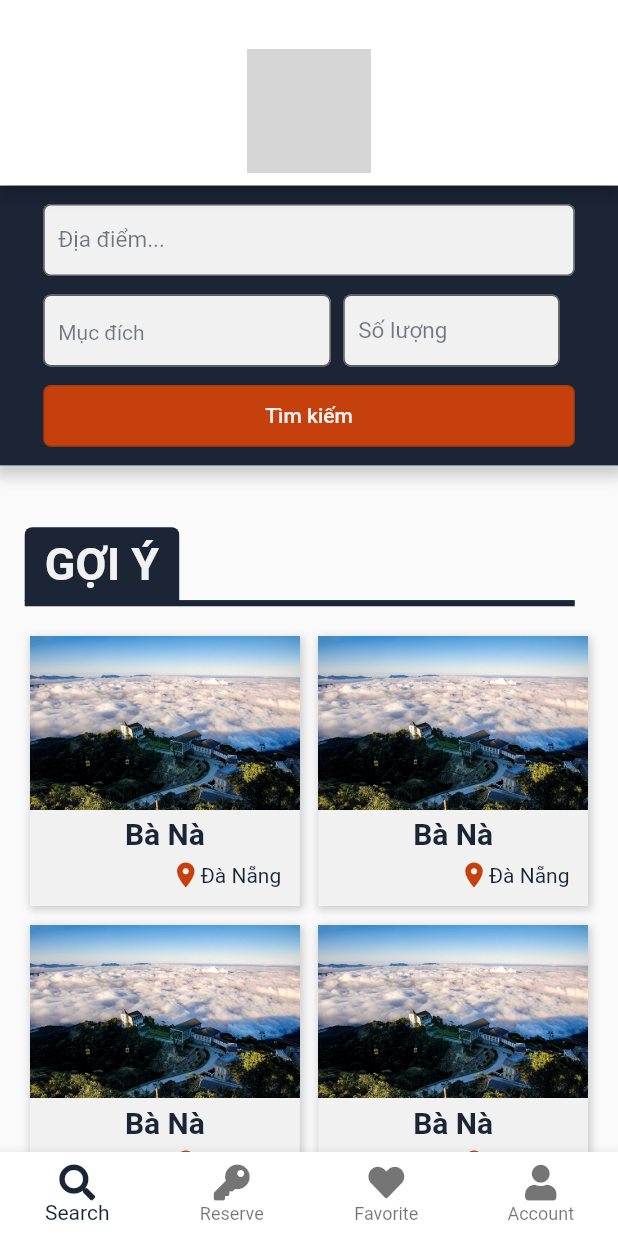
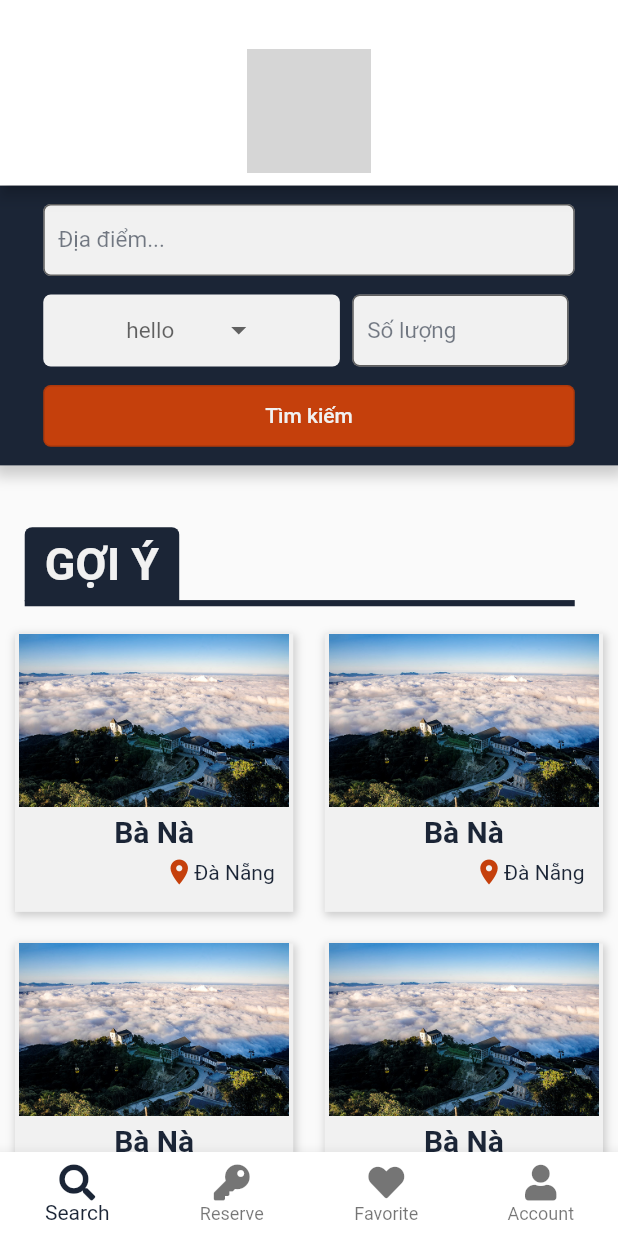
Before and after one commit to BaoKhanh99/Flutter-KaBow, a Flutter app: the screen it shows after launch, on a phone screen of 412 x 824 dp. Run offline on Flutter 3.47's test engine with Material 2 defaults, Android fonts, the phone set to English and light mode, and no system bars; our stand-ins replace community_material_icon, font_awesome_flutter; grey boxes are pictures that could not be loaded.

Commit message:
almost done SearchingPage

```diff
--- a/lib/Search_Page/Recommended.dart
+++ b/lib/Search_Page/Recommended.dart
@@ -13,6 +13,8 @@ class _RecommendedState extends State<Recommended> {
   Widget build(BuildContext context) {
     Size size = MediaQuery.of(context).size;
     return Container(
+      alignment: Alignment.topCenter,
+      margin: EdgeInsets.all(10),
       decoration: BoxDecoration(
           color: BackgroundColor,
           boxShadow: [
@@ -29,28 +31,21 @@ class _RecommendedState extends State<Recommended> {
         color: Colors.transparent,
         shadowColor: Colors.grey[50],
         child: InkWell(
-          onTap: (){
-            print("hello world");
+          onTap: () {
+            print("aaaa");
           },
-          child: Container(
-
-
-              //margin: EdgeInsets.only(top: 15, left: 20),
-              //height: size.height * 0.2,
-              //width: size.width * 0.42,
-              child: Column(children: [
-                FittedBox(
-                  alignment: Alignment.center,
-                  child: Image.asset(
-                    'assets/Images/location/bana.jpg',
-                    //height: size.height * 0.12457,
+          child: Column(
+            children: [
+              Container(
+                  width: MediaQuery.of(context).size.width,
+                  height: MediaQuery.of(context).size.height*0.14,
+                  decoration: new BoxDecoration(
+                    image: new DecorationImage(
+                      image: ExactAssetImage('assets/Images/location/bana.jpg'),
+                      fit: BoxFit.fitHeight,
                     ),
-                  fit: BoxFit.fill,
-                ),
-                Container(
-                    alignment: Alignment.center,
-                    //margin: EdgeInsets.only(top: size.height*0.02),
-                    child: Column(
+                  )),
+              Column(
                 children: [
                   Container(
                     //color: PrimaryColor2,
@@ -86,8 +81,9 @@ class _RecommendedState extends State<Recommended> {
                         ],
                       ))
                 ],
-                    ))
-              ])),
+              )
+            ],
+          ),
         ),
       ),
     );
@@ -98,7 +94,9 @@ class TitleRecommended extends StatelessWidget {
   @override
   Widget build(BuildContext context) {
     Size size = MediaQuery.of(context).size;
-    return Column(
+    return Padding(
+      padding: EdgeInsets.only(top: size.height*0.05, bottom: size.height*0.01),
+      child: Column(
         mainAxisAlignment: MainAxisAlignment.start,
         crossAxisAlignment: CrossAxisAlignment.start,
         children: [
@@ -136,6 +134,7 @@ class TitleRecommended extends StatelessWidget {
             ),
           ),
         ],
+      ),
     );
   }
 }
@@ -150,7 +149,7 @@ class _ButtonLoginState extends State<ButtonLogin> {
   Widget build(BuildContext context) {
     Size size = MediaQuery.of(context).size;
     return Container(
-      padding: EdgeInsets.only(top: size.height*0.07, bottom: size.height*0.1),
+      //padding: EdgeInsets.only(top: size.height*0.07, bottom: size.height*0.1),
       child: Stack(
         alignment: Alignment.center,
           children:[
@@ -158,7 +157,8 @@ class _ButtonLoginState extends State<ButtonLogin> {
           Container(
               width: size.width*0.85,
               height: size.height*0.2,
-              child: Image.asset('assets/Images/location/bana.jpg', fit: BoxFit.fitWidth,)
+              child:
+              Image.asset('assets/Images/location/bana.jpg', fit: BoxFit.fitWidth,)
           ),
             Align(
               alignment: Alignment.center,
--- a/lib/Search_Page/SearchingListPage.dart
+++ b/lib/Search_Page/SearchingListPage.dart
@@ -0,0 +1,15 @@
+import 'package:flutter/material.dart';
+
+class SearchingListPage extends StatefulWidget {
+  @override
+  _SearchingListPageState createState() => _SearchingListPageState();
+}
+
+class _SearchingListPageState extends State<SearchingListPage> {
+  @override
+  Widget build(BuildContext context) {
+    return Container(
+      child: Text("hello"),
+    );
+  }
+}
--- a/lib/Search_Page/Searching_Page.dart
+++ b/lib/Search_Page/Searching_Page.dart
@@ -1,3 +1,4 @@
+
 import 'package:flutter/material.dart';
 import 'package:kabow/Colors/ProjectColor.dart';
 import 'package:kabow/Search_Page/Recommended.dart';
@@ -6,6 +7,8 @@ import 'package:kabow/Search_Page/Searching_form.dart';
 class Searching_Page extends StatelessWidget {
   @override
   Widget build(BuildContext context) {
+    //List<String> images = ["https://placeimg.com/500/500/any", "https://placeimg.com/500/500/any", "https://placeimg.com/500/500/any", "https://placeimg.com/500/500/any", "https://placeimg.com/500/500/any"];
+
     Size size = MediaQuery.of(context).size;
     return Scaffold(
       appBar: PreferredSize(
@@ -18,50 +21,58 @@ class Searching_Page extends StatelessWidget {
               children: [
                 Container(
                   margin: EdgeInsets.only(top: size.height * 0.03),
-                    child: Image.asset('assets/logo.png',
-                        height: size.height * 0.1),
+                  child:
+                      Image.asset('assets/logo.png', height: size.height * 0.1),
                 ),
               ],
             ),
             backgroundColor: Colors.white,
           )),
       body:
-            CustomScrollView(slivers: <Widget>[
+//
+
+//        Searching_form(),
+//        TitleRecommended(),
+
+//        Expanded(
+//      child: GridView.builder(
+//      itemCount: 11,
+//        gridDelegate: SliverGridDelegateWithFixedCrossAxisCount(
+//            crossAxisCount: 2,
+//            crossAxisSpacing: 4.0,
+//            mainAxisSpacing: 4.0
+//        ),
+//        itemBuilder: (
+//            BuildContext context, int index){
+//
+//          return Container(child: Text("Ssssssssssssssssssssss"),);
+//        },
+//      ),
+//    ),
+          CustomScrollView(
+
+        slivers: [
           SliverToBoxAdapter(
-            child: Container(
-              alignment: Alignment.center,
             child: Searching_form(),
           ),
-          ),
           SliverToBoxAdapter(
-            child: Container(
-              margin: EdgeInsets.only(top: size.height * 0.05),
-              alignment: Alignment.topLeft,
             child: TitleRecommended(),
           ),
-          ),
-          SliverPadding(
-            padding: EdgeInsets.all(20),
-            sliver: SliverGrid(
-              delegate: SliverChildBuilderDelegate(
-                (context, index) {
+          SliverGrid(
+              delegate: SliverChildBuilderDelegate((context, index) {
                 return Recommended();
-                },
-                childCount: 10,
-              ),
+              }, childCount: 20),
               gridDelegate: SliverGridDelegateWithFixedCrossAxisCount(
+                crossAxisSpacing: 1,
                 crossAxisCount: 2,
-                mainAxisSpacing: size.height * 0.015,
-                crossAxisSpacing: size.width * 0.03,
-                //childAspectRatio: (5/5),
-              ),
-            ),
-          ),
+                childAspectRatio: 1,
+                mainAxisSpacing: 1,
+              )),
           SliverToBoxAdapter(
             child: ButtonLogin(),
           )
-        ]
-            )
+        ],
+      ),
     );
   }
 }
--- a/lib/Search_Page/Searching_form.dart
+++ b/lib/Search_Page/Searching_form.dart
@@ -1,13 +1,59 @@
 import 'package:flutter/cupertino.dart';
 import 'package:flutter/material.dart';
 import 'package:kabow/Colors/ProjectColor.dart';
+import 'package:kabow/Search_Page/SearchingListPage.dart';
 
 class Searching_form extends StatefulWidget {
   @override
   _SearchingState createState() => _SearchingState();
 }
 
+class Purpose {
+  int id;
+  String name;
+
+  Purpose(this.id, this.name);
+
+  static List<Purpose> getPurpose(){
+    return <Purpose>[
+      Purpose(1, "du lich"),
+      Purpose(2, "Dạo biển"),
+      Purpose(3, "tắm nắng"),
+      Purpose(4, "Thư giãn"),
+      Purpose(5, "Đi phượt"),
+      Purpose(6, "ahihi"),
+    ];
+  }
+}
+
 class _SearchingState extends State<Searching_form> {
+
+  List<Purpose> _purposes = Purpose.getPurpose();
+  List<DropdownMenuItem<Purpose>> _dropdownMenuItem;
+  Purpose _selectedPurpose;
+
+  @override
+  void initState() {
+    _dropdownMenuItem = buildDropdownMenuItem(_purposes);
+   //_selectedPurpose = _dropdownMenuItem[0].value;
+
+  }
+
+  List<DropdownMenuItem<Purpose>> buildDropdownMenuItem(List purposes){
+    List<DropdownMenuItem<Purpose>> items = List();
+    for(Purpose purpose in purposes){
+      items.add(DropdownMenuItem(value: purpose, child: Text(purpose.name),),);
+
+    }
+    return items;
+  }
+
+  onChangeDropdownItem(Purpose selectedPurpose){
+    setState(() {
+    _selectedPurpose = selectedPurpose;
+    });
+  }
+
   @override
   Widget build(BuildContext context) {
     Size size = MediaQuery.of(context).size;
@@ -54,26 +100,46 @@ class _SearchingState extends State<Searching_form> {
                         top: size.width * 0.03,
                         right: size.width * 0.02,
                         bottom: size.width * 0.03),
-                    width: 200,
                     child: Column(
                       children: [
-                        TextFormField(
-                          decoration: InputDecoration(
-                              border: OutlineInputBorder(
-                                  borderSide:
-                                      BorderSide(color: PrimaryColor),
-                                  borderRadius: BorderRadius.circular(5)),
-                              hintText: "Mục đích",
-                              contentPadding: EdgeInsets.symmetric(
-                                  horizontal: 10, vertical: 8),
-                              hintStyle: TextStyle(
-                                  color: PrimaryColor.withOpacity(0.6),
-                                  fontSize: 14),
-                              filled: true,
-                              fillColor: BackgroundColor),
-                          style: TextStyle(fontSize: 18),
+//                        TextFormField(
+//                          decoration: InputDecoration(
+//                              border: OutlineInputBorder(
+//                                  borderSide:
+//                                      BorderSide(color: PrimaryColor),
+//                                  borderRadius: BorderRadius.circular(5)),
+//                              hintText: "Mục đích",
+//                              contentPadding: EdgeInsets.symmetric(
+//                                  horizontal: 10, vertical: 8),
+//                              hintStyle: TextStyle(
+//                                  color: PrimaryColor.withOpacity(0.6),
+//                                  fontSize: 14),
+//                              filled: true,
+//                              fillColor: BackgroundColor),
+//                          style: TextStyle(fontSize: 18),
+//                        ),
+                    Container(
+                      width: size.width*0.48,
+                      alignment: Alignment.center,
+                      decoration: BoxDecoration(
+                        borderRadius: BorderRadius.circular(5),
+                        color: BackgroundColor
+                      ),
+                      child: DropdownButtonHideUnderline(
+                      child: DropdownButton(
+                        value: _selectedPurpose,
+                        items: _dropdownMenuItem,
+                        onChanged: onChangeDropdownItem,
+                        style: TextStyle(
+                          color: PrimaryColor,
+                          fontSize: 15,
                         ),
-                      ],
+                        hint: Text("hello"),
+                        dropdownColor: BackgroundColor,
+                      )
+                      ),
+                    ),
+            ],
                     ),
                   ),
                   Container(
@@ -100,6 +166,7 @@ class _SearchingState extends State<Searching_form> {
                   ),
                 ],
               ),
+
               Container(
                 width: size.width,
                 height: size.height * 0.05,
@@ -110,7 +177,9 @@ class _SearchingState extends State<Searching_form> {
                             borderRadius:
                                 BorderRadius.all(Radius.circular(5)))),
                     onPressed: () {
-                      print("hello");
+                     String a = _selectedPurpose?.name ?? "concac";
+                        print(a);
+                      //Navigator.push(context, MaterialPageRoute(builder: (context) => SearchingListPage()));
                     },
                     child: Text(
                       "Tìm kiếm",
```
Lines whose indentation alone changed are shown as unchanged.
